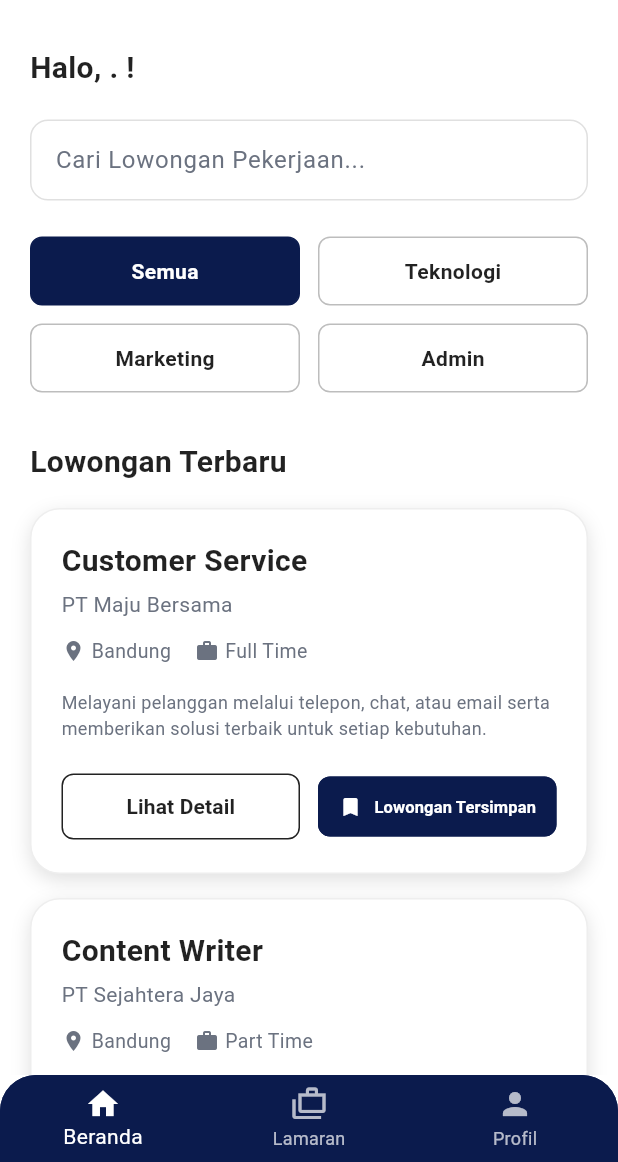
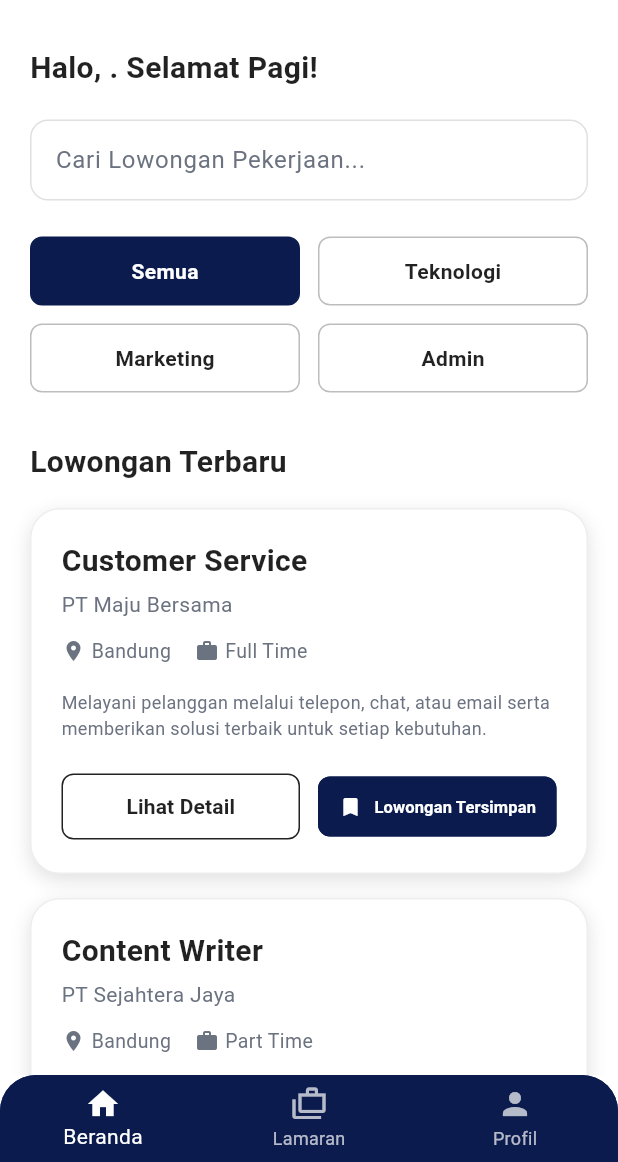
Before and after one commit to alatteee/proyek4-aplikasi-pencarian-kerja-disabilitas, a Flutter app: the HomePage screen opened directly with empty values, on a phone screen of 412 x 824 dp, the part 74-1236 px from its top. Run offline on Flutter 3.47's test engine with Material 3 defaults, Android fonts, the phone set to English and light mode, and no system bars; our stand-ins replace flutter_dotenv, lottie; missing offline and left inert: mongo_dart.

Commit message:
feat(profile): edit homepages

```diff
--- a/mobile_app/lib/features/home/home_page.dart
+++ b/mobile_app/lib/features/home/home_page.dart
@@ -207,7 +207,7 @@ class _HomePageState extends State<HomePage> {
         crossAxisAlignment: CrossAxisAlignment.start,
         children: [
           Text(
-            'Halo, \. \!',
+            'Halo, ${widget.userData['username'] ?? 'User'}. ${_getGreeting()}!',
             style: const TextStyle(fontSize: 20, fontWeight: FontWeight.bold, color: Colors.black87),
           ),
           const SizedBox(height: 20),
```
